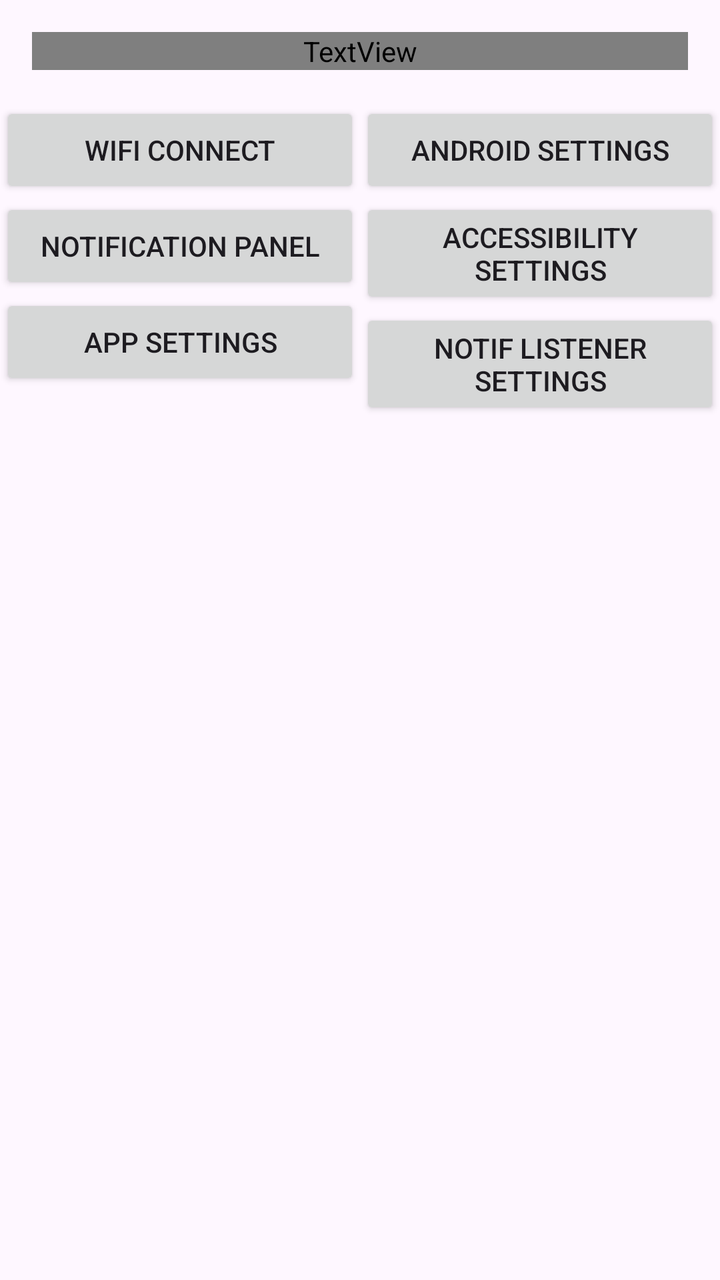
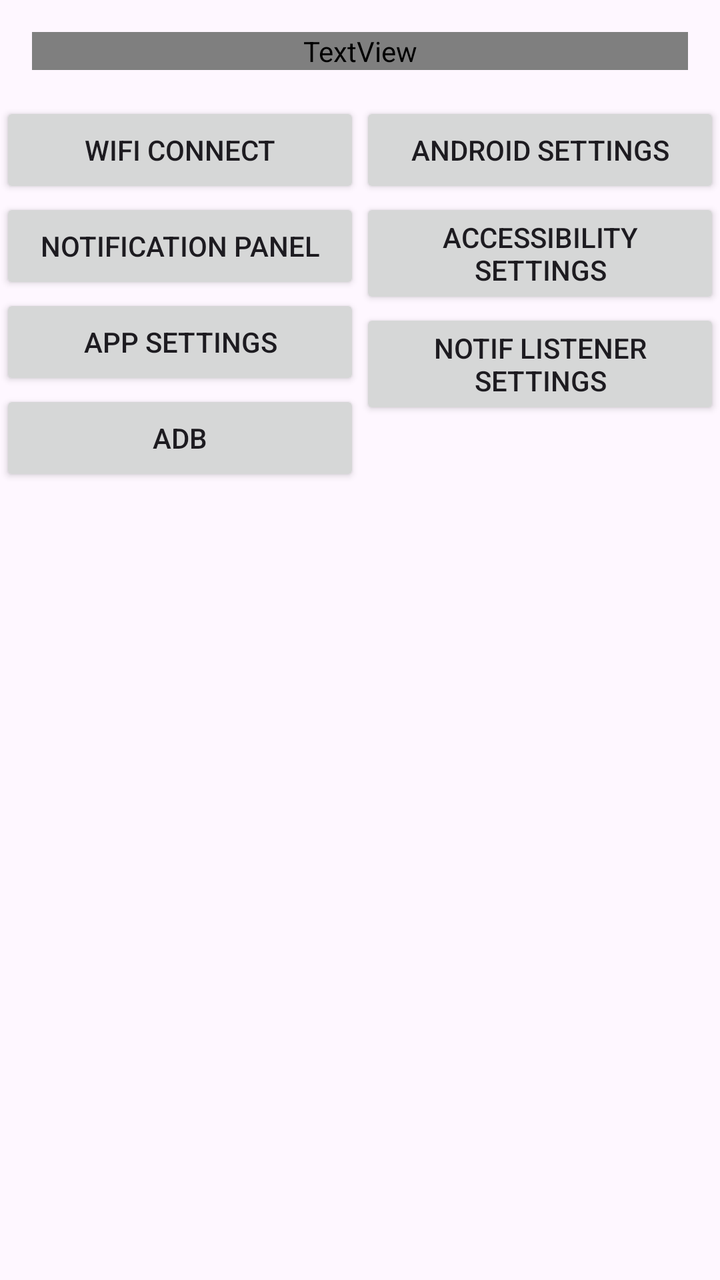

Compare the two renders of this Android layout. The source of the first and the diff that turns it into the second are given below.
<!-- AndroidManifest.xml: application theme Theme.Attitude -->
<!-- res/layout/activity_main.xml -->
<?xml version="1.0" encoding="utf-8"?>
<LinearLayout xmlns:android="http://schemas.android.com/apk/res/android"
    xmlns:app="http://schemas.android.com/apk/res-auto"
    xmlns:tools="http://schemas.android.com/tools"
    android:id="@+id/main"
    android:layout_width="match_parent"
    android:layout_height="match_parent"
    android:orientation="vertical"
    tools:context=".MainActivity">


    <TextView
        android:layout_width="match_parent"
        android:layout_height="wrap_content"
        android:layout_margin="16dp"
        android:drawablePadding="16dp"
        android:gravity="center_vertical"
        android:text="@string/app_name"
        app:drawableStartCompat="@mipmap/ic_launcher_round"
        style="@style/TextAppearance.Material3.TitleLarge"
        />



    <LinearLayout
        android:layout_width="match_parent"
        android:layout_height="match_parent"
        android:orientation="horizontal"
        >

        <LinearLayout
            android:layout_width="match_parent"
            android:layout_height="match_parent"
            android:layout_weight="1"
            android:orientation="vertical">

            <Button
                android:id="@+id/wifi_connect_button"
                android:layout_width="match_parent"
                android:layout_height="wrap_content"
                android:text="wifi connect" />

            <Button
                android:id="@+id/notification_panel_button"
                android:layout_width="match_parent"
                android:layout_height="wrap_content"
                android:text="notification panel" />

            <Button
                android:id="@+id/settings_button"
                android:layout_width="match_parent"
                android:layout_height="wrap_content"
                android:text="app settings" />
        </LinearLayout>

        <LinearLayout
            android:layout_width="match_parent"
            android:layout_height="match_parent"
            android:layout_weight="1"
            android:orientation="vertical">

            <Button
                android:id="@+id/android_settings_button"
                android:layout_width="match_parent"
                android:layout_height="wrap_content"
                android:text="android settings" />

            <Button
                android:id="@+id/accessibility_settings_button"
                android:layout_width="match_parent"
                android:layout_height="wrap_content"
                android:text="accessibility settings" />

            <Button
                android:id="@+id/notification_listener_settings_button"
                android:layout_width="match_parent"
                android:layout_height="wrap_content"
                android:text="notif listener settings" />

        </LinearLayout>

    </LinearLayout>
</LinearLayout>
<!-- resources referenced by this layout -->
<resources>
  <!-- mipmap ic_launcher_round (mipmap-anydpi-v26) -->
  <?xml version="1.0" encoding="utf-8"?>
  <adaptive-icon xmlns:android="http://schemas.android.com/apk/res/android">
      <background android:drawable="@drawable/ic_launcher_background" />
      <foreground android:drawable="@drawable/ic_launcher_foreground" />
      <monochrome android:drawable="@drawable/ic_launcher_foreground" />
  </adaptive-icon>
  <string name="app_name">Attitude</string>
  <style name="Theme.Attitude" parent="Base.Theme.Attitude" />
  <!-- drawable ic_launcher_background (drawable) -->
  <vector xmlns:android="http://schemas.android.com/apk/res/android"
      android:width="108dp"
      android:height="108dp"
      android:viewportWidth="512"
      android:viewportHeight="512">
    <path
        android:pathData="M0,256h512v256h-512z"
        android:strokeAlpha="0.8"
        android:strokeWidth="5.7"
        android:fillColor="#644c2f"
        android:strokeColor="#00000000"/>
    <path
        android:pathData="M0,0h512v256h-512z"
        android:strokeAlpha="0.8"
        android:strokeWidth="5.7"
        android:fillColor="#00aae9"
        android:strokeColor="#00000000"/>
    <path
        android:pathData="M0,256H512"
        android:strokeWidth="32"
        android:fillColor="#00000000"
        android:strokeColor="#ffffff"/>
  </vector>
  <!-- drawable ic_launcher_foreground: vector/xml drawable (drawable, 2394 chars, omitted) -->
  <style name="Base.Theme.Attitude" parent="Theme.Material3.DayNight.NoActionBar">
          
          
      </style>
</resources>

<!-- the commit's change to res/layout/activity_main.xml (unified diff, before → after) -->
@@ -51,6 +51,12 @@
                 android:layout_width="match_parent"
                 android:layout_height="wrap_content"
                 android:text="app settings" />
+
+            <Button
+                android:id="@+id/adb_button"
+                android:layout_width="match_parent"
+                android:layout_height="wrap_content"
+                android:text="adb" />
         </LinearLayout>
 
         <LinearLayout
